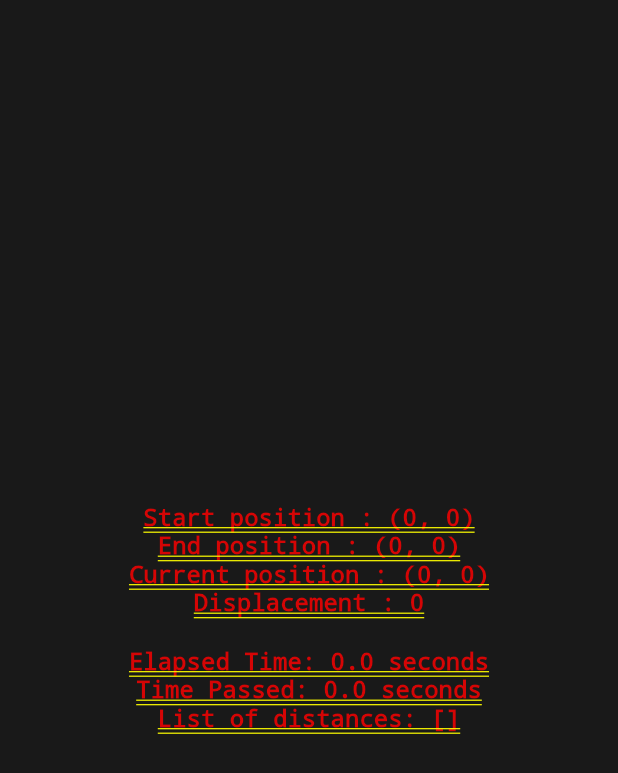
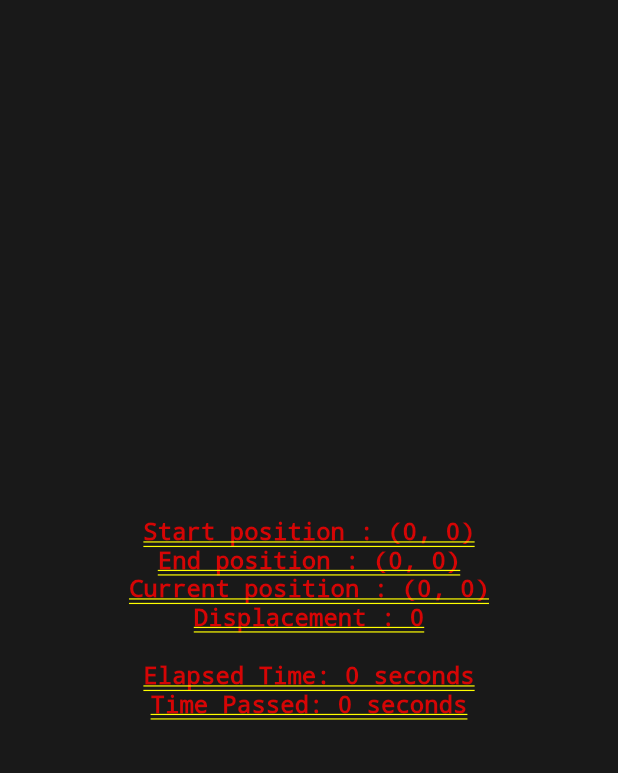
Before and after one commit to Santhosh-btw/TapTrail, a Flutter app: the screen it shows after launch, on a phone screen of 412 x 824 dp. Shown: the top 773 px of the screen. Run offline on Flutter 3.47's test engine with Material 2 defaults, Android fonts, the phone set to English and light mode, and no system bars.

Commit message:
Revert "Current Position tracker"
This reverts commit ab86b3cf84066f89abbb3a66e0bd471e6171dfee.

```diff
--- a/lib/main.dart
+++ b/lib/main.dart
@@ -5,7 +5,7 @@ import 'dart:async';
 void main() => runApp(MaterialApp(
       debugShowCheckedModeBanner: false,
       theme: ThemeData.dark(),
-      home: const Scrl(),
+      home: Scrl(),
     ));
 
 class Scrl extends StatefulWidget {
@@ -23,9 +23,7 @@ class _ScrlState extends State<Scrl> {
   double curX = 0, curY = 0;
   double elapsedTime = 0;
   Timer? timer;
-  Timer? distTime;
   double timepassed = 0;
-  List<List<double>> distTrack = [];
 
   @override
   void dispose() {
@@ -34,17 +32,9 @@ class _ScrlState extends State<Scrl> {
   }
 
   void startTimer() {
-    timer = Timer.periodic(const Duration(seconds: 1), (timer) {
+    timer = Timer.periodic(Duration(milliseconds: 100), (timer) {
       setState(() {
-        elapsedTime++;
-      });
-    });
-  }
-
-  void distTracker() {
-    distTime = Timer.periodic(const Duration(seconds: 5), (timer) {
-      setState(() {
-        distTrack.insert(0, [curX, curY]);
+        elapsedTime += 0.1;
       });
     });
   }
@@ -59,7 +49,6 @@ class _ScrlState extends State<Scrl> {
           elapsedTime = 0;
           disp = 0;
           startTimer();
-          distTracker();
         });
       },
       onPointerUp: (event) {
@@ -75,8 +64,6 @@ class _ScrlState extends State<Scrl> {
           print('---');
           timepassed = elapsedTime;
           timer?.cancel();
-          distTime?.cancel();
-          // distTrack = [];
         });
       },
       onPointerMove: (event) => setState(() {
@@ -86,28 +73,26 @@ class _ScrlState extends State<Scrl> {
       child: Container(
         width: double.infinity,
         height: double.infinity,
-        color: const Color.fromARGB(255, 25, 25, 25),
+        color: Color.fromARGB(255, 25, 25, 25),
         child: Center(
           child: Column(
             mainAxisAlignment: MainAxisAlignment.center,
             children: [
               Text(
                 'Start position : (${startX.round()}, ${startY.round()})',
-                style: const TextStyle(fontSize: 16),
+                style: TextStyle(fontSize: 16),
               ),
               Text('End position : (${endX.round()}, ${endY.round()})',
-                  style: const TextStyle(fontSize: 16)),
+                  style: TextStyle(fontSize: 16)),
               Text('Current position : (${curX.round()}, ${curY.round()})',
-                  style: const TextStyle(fontSize: 16)),
+                  style: TextStyle(fontSize: 16)),
               Text('Displacement : ${disp.round()}',
-                  style: const TextStyle(fontSize: 16)),
-              const SizedBox(height: 20),
-              Text('Elapsed Time: $elapsedTime seconds',
-                  style: const TextStyle(fontSize: 16)),
-              Text('Time Passed: $timepassed seconds',
-                  style: const TextStyle(fontSize: 16)),
-              Text('List of distances: $distTrack',
-                  style: const TextStyle(fontSize: 16)),
+                  style: TextStyle(fontSize: 16)),
+              SizedBox(height: 20),
+              Text('Elapsed Time: ${elapsedTime.round()} seconds',
+                  style: TextStyle(fontSize: 16)),
+              Text('Time Passed: ${timepassed.round()} seconds',
+                  style: TextStyle(fontSize: 16)),
             ],
           ),
         ),
```
